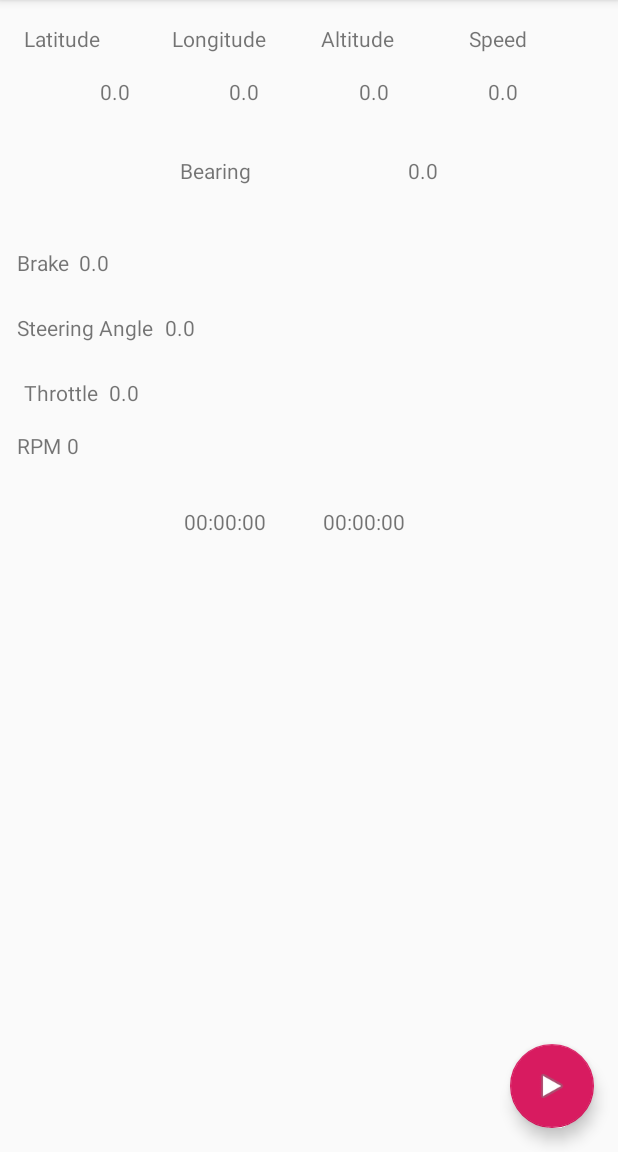
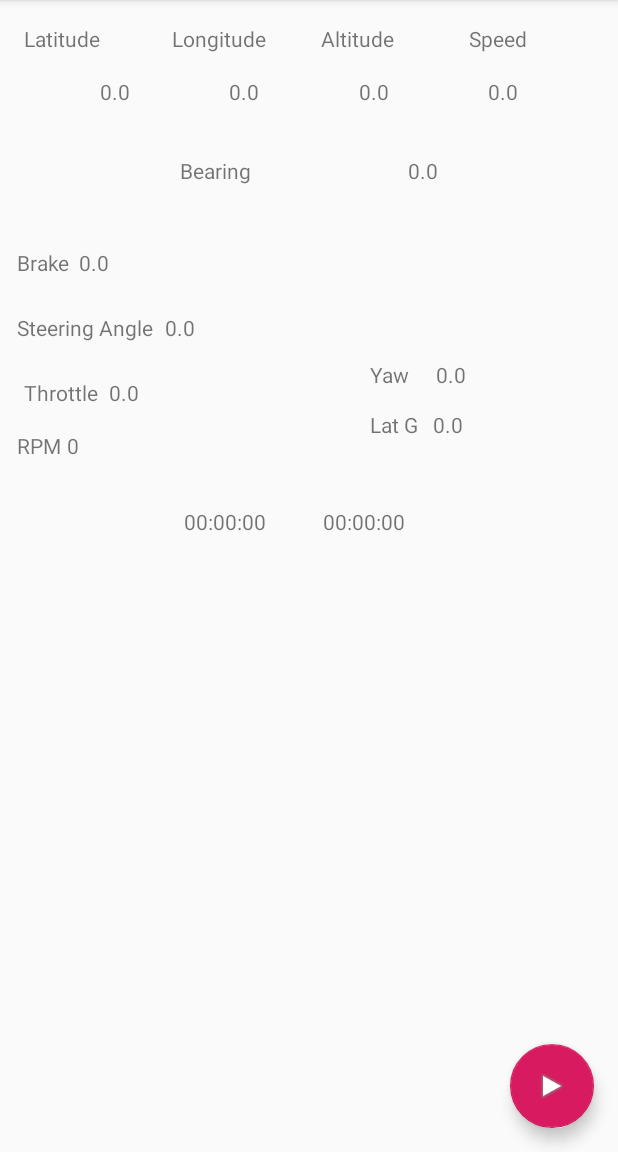
Before and after one commit to tomicooler/E46Track, an Android app: the screen it shows after launch (MainActivity), on a phone screen of 412 x 824 dp, the part 84-1236 px from its top. Run offline under Robolectric (Android 15) with nearby library versions, the phone set to English and light mode, and no system bars; 11 statements that could not run were skipped.

Commit message:
ui: display yaw and lat g.

```diff
--- a/app/src/main/java/com/tomicooler/bmw/e46track/MainActivity.java
+++ b/app/src/main/java/com/tomicooler/bmw/e46track/MainActivity.java
@@ -118,6 +118,22 @@ public class MainActivity extends AppCompatActivity {
                 @Override
                 public void onChanged(Long value) {
                     elapsedTime.setText(String.format(Locale.getDefault(), "%s", minutesseconds.format(new Date(value))));
+                }
+            });
+
+            final TextView yaw = findViewById(R.id.yaw);
+            mService.getModel().getCurrentYaw().observeForever(new Observer<Double>() {
+                @Override
+                public void onChanged(Double value) {
+                    yaw.setText(String.format(Locale.getDefault(), "%f", value));
+                }
+            });
+
+            final TextView latG = findViewById(R.id.latG);
+            mService.getModel().getCurrentLatG().observeForever(new Observer<Double>() {
+                @Override
+                public void onChanged(Double value) {
+                    latG.setText(String.format(Locale.getDefault(), "%f", value));
                 }
             });
 
--- a/app/src/main/res/layout/content_main.xml
+++ b/app/src/main/res/layout/content_main.xml
@@ -232,4 +232,41 @@
         app:layout_constraintBottom_toTopOf="@+id/error"
         app:layout_constraintStart_toEndOf="@+id/startTime" />
 
+    <TextView
+        android:id="@+id/textView2"
+        android:layout_width="wrap_content"
+        android:layout_height="wrap_content"
+        android:layout_marginBottom="14dp"
+        android:text="Yaw"
+        app:layout_constraintBottom_toTopOf="@+id/textView9"
+        app:layout_constraintStart_toStartOf="@+id/textView9" />
+
+    <TextView
+        android:id="@+id/latG"
+        android:layout_width="wrap_content"
+        android:layout_height="wrap_content"
+        android:layout_marginEnd="2dp"
+        android:text="0.0"
+        app:layout_constraintBaseline_toBaselineOf="@+id/textView9"
+        app:layout_constraintEnd_toEndOf="@+id/yaw" />
+
+    <TextView
+        android:id="@+id/textView9"
+        android:layout_width="wrap_content"
+        android:layout_height="wrap_content"
+        android:layout_marginEnd="10dp"
+        android:layout_marginBottom="45dp"
+        android:text="Lat G"
+        app:layout_constraintBottom_toTopOf="@+id/elapsedTime"
+        app:layout_constraintEnd_toStartOf="@+id/latG" />
+
+    <TextView
+        android:id="@+id/yaw"
+        android:layout_width="wrap_content"
+        android:layout_height="wrap_content"
+        android:layout_marginEnd="101dp"
+        android:text="0.0"
+        app:layout_constraintBaseline_toBaselineOf="@+id/textView2"
+        app:layout_constraintEnd_toEndOf="parent" />
+
 </androidx.constraintlayout.widget.ConstraintLayout>
```
